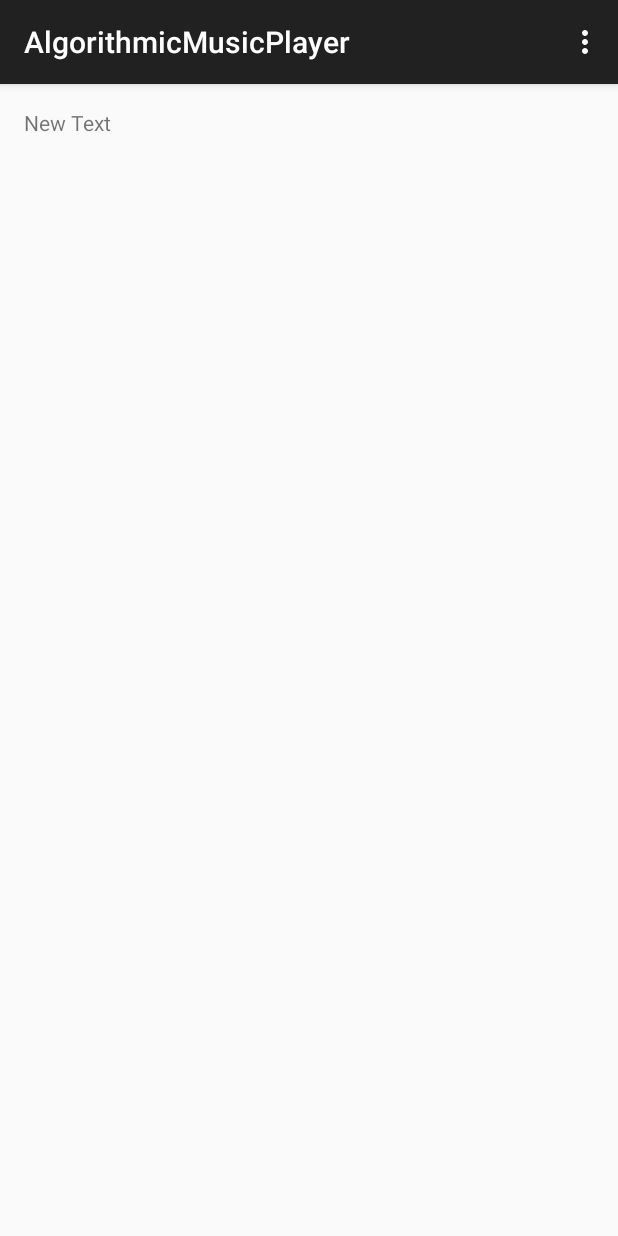
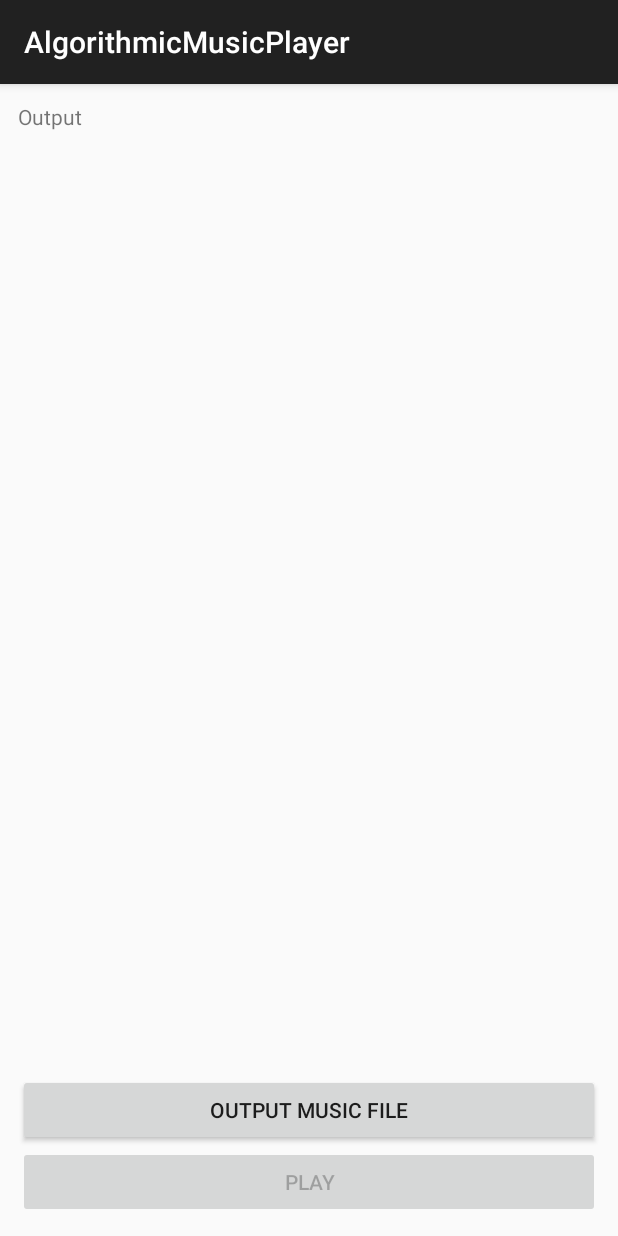
Before and after one commit to ziad-halabi9/AlgorithmicMusicPlayer, an Android app: the screen it shows after launch (MainActivity), on a phone screen of 412 x 824 dp. Run offline under Robolectric (Android 15) with nearby library versions, the phone set to English and light mode, and no system bars; libraries missing offline, so code that uses them is left out: nl.bravobit.ffmpeg; 1 statement that could not run was skipped.

Commit message:
Support for SDK 28

```diff
--- a/app/src/main/AndroidManifest.xml
+++ b/app/src/main/AndroidManifest.xml
@@ -10,7 +10,8 @@
         android:theme="@style/AppTheme" >
         <activity
             android:name=".MainActivity"
-            android:label="@string/app_name" >
+            android:label="@string/app_name"
+            android:screenOrientation="portrait">
             <intent-filter>
                 <action android:name="android.intent.action.MAIN" />
 
--- a/app/src/main/java/com/example/ziad/algorithmicmusicplayer/Instrument.java
+++ b/app/src/main/java/com/example/ziad/algorithmicmusicplayer/Instrument.java
@@ -1,53 +1,56 @@
 package com.example.ziad.algorithmicmusicplayer;
+
+import java.io.File;
 
 /**
  * Created by ziad on 22/04/15.
  */
 public class Instrument {
 
-    private String bar;
-    private String name;
-    private String path_to_notes;
-    private String path_to_list1;
-    private String path_to_list2;
-    private String[] path_to_lists = new String[2];
+    private String mBar;
+    private String mName;
+    private String mPathToNotes;
+    private String mPathToList1;
+    private String mPathToList2;
+    private String[] mPathToLists = new String[2];
 
-    public Instrument(String name){
-
-        this.name= name;
-//        path_to_list1 = "/storage/emulated/legacy/Audio/"+name+"1.txt";
- //       path_to_list2 = "/storage/emulated/legacy/Audio/"+name+"2.txt";
-  //      path_to_lists[0] = path_to_list1;
-   //     path_to_lists[1] = path_to_list2;
+    public Instrument(String name) {
+        this.mName = name;
     }
 
-    public String getBar(){
-        return bar;
+    public String getBar() {
+        return mBar;
     }
-    public String getNotesPath(){
-        return path_to_notes;
+
+    public String getNotesPath() {
+        return mPathToNotes;
     }
-    public void setBar(String bar){
-        this.bar= bar;
+
+    public void setBar(String mBar) {
+        this.mBar = mBar;
     }
-    public void setPath_to_notes(String path_to_notes){
-        this.path_to_notes =path_to_notes;
+
+    public void setPath_to_notes(String path_to_notes) {
+        this.mPathToNotes = path_to_notes + File.separator;
     }
-    public String toString(){
-        return "Bar: "+bar +"\nNotes Path: "+path_to_notes;
+
+    @Override
+    public String toString() {
+        return "Bar: " + mBar + "\nNotes Path: " + mPathToNotes;
     }
-    public String[] getPath_to_lists(){
-        return path_to_lists;
+
+    public String[] getPath_to_lists() {
+        return mPathToLists;
     }
-    public String getName(){
-        return name;
+
+    public String getName() {
+        return mName;
     }
-    public void setListsPath(String path){
-        path_to_list1 = path+name+"1.txt";
-        path_to_list2 = path+name+"2.txt";
-        path_to_lists[0] = path_to_list1;
-        path_to_lists[1] = path_to_list2;
 
-
+    public void setListsPath(String path) {
+        mPathToList1 = path + mName + "1.txt";
+        mPathToList2 = path + mName + "2.txt";
+        mPathToLists[0] = mPathToList1;
+        mPathToLists[1] = mPathToList2;
     }
 }
--- a/app/src/main/java/com/example/ziad/algorithmicmusicplayer/MainActivity.java
+++ b/app/src/main/java/com/example/ziad/algorithmicmusicplayer/MainActivity.java
@@ -1,59 +1,138 @@
 package com.example.ziad.algorithmicmusicplayer;
 
-import android.support.v7.app.ActionBarActivity;
+import android.Manifest;
+import android.content.pm.PackageManager;
+import android.media.MediaPlayer;
+import android.net.Uri;
 import android.os.Bundle;
-import android.view.Menu;
-import android.view.MenuItem;
+import android.os.Environment;
+import android.support.v4.app.ActivityCompat;
+import android.support.v4.content.ContextCompat;
+import android.support.v7.app.AppCompatActivity;
+import android.view.View;
+import android.widget.Button;
+import android.widget.ProgressBar;
 import android.widget.TextView;
 
 import java.io.File;
 
-public class MainActivity extends ActionBarActivity {
+import nl.bravobit.ffmpeg.FFmpeg;
+
+public class MainActivity extends AppCompatActivity implements View.OnClickListener {
+
+    private static final int PERMISSION_REQUEST_CODE = 5;
+
+    /**
+     * Set the directory of the piano notes downloaded
+     */
+    private File mPianoNotesDir = new File(Environment.getExternalStorageDirectory(), "Download");
+
+    /**
+     * Set the out file of the generated music
+     */
+    private File mOutputFile = new File(Environment.getExternalStorageDirectory(), "song.wav");
+
+    private MediaPlayer mMediaPlayer;
+
+    private Button mOutputButton, mPlayButton;
+    private TextView mMessageTextView;
+    private ProgressBar mProgressBar;
 
     @Override
     protected void onCreate(Bundle savedInstanceState) {
         super.onCreate(savedInstanceState);
         setContentView(R.layout.activity_main);
 
-        String path_piano_notes = "/storage/emulated/legacy/Audio/pianonotes/";
+        mOutputButton = findViewById(R.id.bt_output);
+        mPlayButton = findViewById(R.id.bt_play);
+        mMessageTextView = findViewById(R.id.tv_message);
+        mProgressBar = findViewById(R.id.progress_bar);
+        mOutputButton.setOnClickListener(this);
+        mPlayButton.setOnClickListener(this);
 
-        Instrument piano_right = new Instrument("piano_right");
-        piano_right.setPath_to_notes(path_piano_notes);
-        piano_right.setBar("A5i C6i D6h rq A6i C6i G6i F6i E6i A5i D6i C6i A5i C6i D6h rq A6i C6i G6i F6i E6i A5i D6i C6i A5i C6i D6i A5i C6i D6i C6i A5i A6i C6i G6i F6i E6i A5i D6i C6i D5i F5i A5i F5i A5i D6i A5i D6i F6i D6i F6i D7w");
+        if (FFmpeg.getInstance(this).isSupported()) {
+            // ffmpeg is supported
+            mMessageTextView.setText("FFMPEG is supported");
+        } else {
+            // ffmpeg is not supported
+            mMessageTextView.setText("FFMPEG is NOT supported :(");
+        }
 
-        Instrument piano_left = new Instrument("piano_left");
-        piano_left.setBar("D4w F4h C4h D4w A#3h A3h D4w F4h C4h D4w");
-        piano_left.setPath_to_notes(path_piano_notes);
+        if (ContextCompat.checkSelfPermission(this, Manifest.permission.WRITE_EXTERNAL_STORAGE)
+                != PackageManager.PERMISSION_GRANTED) {
+            ActivityCompat.requestPermissions(this,
+                    new String[]{Manifest.permission.WRITE_EXTERNAL_STORAGE},
+                    PERMISSION_REQUEST_CODE);
 
-        Player p = new Player(this.getApplicationContext());
-        p.addInstrument(piano_right);
-        p.addInstrument(piano_left);
+        } else {
+            mOutputButton.setEnabled(true);
+        }
 
-        //Create a Wav File of the song
-        p.produceMusic("/storage/emulated/legacy/Audio/song.wav");
+    }
 
+    @Override
+    public void onRequestPermissionsResult(int requestCode,
+                                           String permissions[], int[] grantResults) {
+        switch (requestCode) {
+            case PERMISSION_REQUEST_CODE: {
+                if (grantResults.length > 0
+                        && grantResults[0] == PackageManager.PERMISSION_GRANTED) {
+                    mOutputButton.setEnabled(true);
+                } else {
+                    mMessageTextView.setText("Write External Permission is required in order to save the output music file");
+                }
+            }
+        }
     }
 
 
     @Override
-    public boolean onCreateOptionsMenu(Menu menu) {
-        // Inflate the menu; this adds items to the action bar if it is present.
-        getMenuInflater().inflate(R.menu.menu_main, menu);
-        return true;
+    public void onClick(View view) {
+        switch (view.getId()) {
+            case R.id.bt_output:
+                outputMusicFile();
+                break;
+            case R.id.bt_play:
+                playMusicFile();
+                break;
+        }
     }
 
-    @Override
-    public boolean onOptionsItemSelected(MenuItem item) {
-        // Handle action bar item clicks here. The action bar will
-        // automatically handle clicks on the Home/Up button, so long
-        // as you specify a parent activity in AndroidManifest.xml.
-        int id = item.getItemId();
+    private void outputMusicFile() {
+        mProgressBar.setVisibility(View.VISIBLE);
 
-        //noinspection SimplifiableIfStatement
-        if (id == R.id.action_settings) {
-            return true;
+        Instrument piano_right = new Instrument("piano_right");
+        piano_right.setPath_to_notes(mPianoNotesDir.getAbsolutePath());
+        piano_right.setBar("A5i C6i D6h rq A6i C6i G6i F6i E6i A5i D6i C6i A5i C6i D6h rq A6i C6i G6i F6i E6i A5i D6i C6i A5i C6i D6i A5i C6i D6i C6i A5i A6i C6i G6i F6i E6i A5i D6i C6i D5i F5i A5i F5i A5i D6i A5i D6i F6i D6i F6i D7w");
+
+        Instrument piano_left = new Instrument("piano_left");
+        piano_left.setBar("D4w F4h C4h D4w A#3h A3h D4w F4h C4h D4w Rw");
+        piano_left.setPath_to_notes(mPianoNotesDir.getAbsolutePath());
+
+        Player p = new Player(this.getApplicationContext());
+        p.addInstrument(piano_left);
+        p.addInstrument(piano_right);
+
+        p.produceMusic(mOutputFile.getAbsolutePath(), new MusicGeneratingCallback() {
+            @Override
+            public void onError(String message) {
+                mProgressBar.setVisibility(View.GONE);
+                mMessageTextView.setText("Error: " + message);
+            }
+
+            @Override
+            public void onSuccess(String message) {
+                mProgressBar.setVisibility(View.GONE);
+                mMessageTextView.setText("Music file is generated successfully\n" + mOutputFile.getAbsoluteFile());
+                mPlayButton.setEnabled(true);
+            }
+        });
+    }
+
+    private void playMusicFile() {
+        if (mMediaPlayer == null) {
+            mMediaPlayer = MediaPlayer.create(this, Uri.parse(mOutputFile.getAbsolutePath()));
         }
-
-        return super.onOptionsItemSelected(item);
+        mMediaPlayer.start();
     }
 }
--- /dev/null
+++ b/app/src/main/java/com/example/ziad/algorithmicmusicplayer/MusicGeneratingCallback.java
@@ -0,0 +1,8 @@
+package com.example.ziad.algorithmicmusicplayer;
+
+public interface MusicGeneratingCallback {
+
+    void onError(String message);
+
+    void onSuccess(String message);
+}
--- a/app/src/main/java/com/example/ziad/algorithmicmusicplayer/Player.java
+++ b/app/src/main/java/com/example/ziad/algorithmicmusicplayer/Player.java
@@ -1,66 +1,112 @@
 package com.example.ziad.algorithmicmusicplayer;
+
 import android.content.Context;
-
-import com.github.hiteshsondhi88.libffmpeg.ExecuteBinaryResponseHandler;
-import com.github.hiteshsondhi88.libffmpeg.FFmpeg;
-import com.github.hiteshsondhi88.libffmpeg.LoadBinaryResponseHandler;
-import com.github.hiteshsondhi88.libffmpeg.exceptions.FFmpegCommandAlreadyRunningException;
-import com.github.hiteshsondhi88.libffmpeg.exceptions.FFmpegNotSupportedException;
 
 import java.io.File;
 import java.io.FileNotFoundException;
-import java.io.IOException;
 import java.io.PrintWriter;
 import java.util.ArrayList;
+import java.util.concurrent.ConcurrentLinkedQueue;
+
+import nl.bravobit.ffmpeg.ExecuteBinaryResponseHandler;
+import nl.bravobit.ffmpeg.FFmpeg;
 
 /**
  * Created by ziad on 22/04/15.
  */
 public class Player {
 
-    private Context context;
-    private FFmpeg ffmpeg;
-    private ArrayList<Instrument> instruments = new ArrayList<Instrument>();
+    private Context mContext;
+    private FFmpeg mFFmpeg;
+    private ArrayList<Instrument> mInstruments = new ArrayList<Instrument>();
 
-    public Player(Context context){
-        this.context = context;
+    public Player(Context context) {
+        this.mContext = context;
         setupFFmpeg();
     }
 
-    public void addInstrument(Instrument instrument){
-        if(instrument!=null) instruments.add(instrument);
+    public void addInstrument(Instrument instrument) {
+        if (instrument != null) mInstruments.add(instrument);
     }
 
-    public ArrayList<Instrument> getInstruments(){
-        return instruments;
+    public ArrayList<Instrument> getInstruments() {
+        return mInstruments;
     }
 
-    public String produceMusic(String path_output){
-        if(path_output==null || path_output.isEmpty() ) return "Invalid Path";
-        if(instruments.isEmpty()) return "No instruments are added";
+    public void produceMusic(String path_output, MusicGeneratingCallback callback) {
+        if (path_output == null || path_output.isEmpty()) {
+            if (callback != null) {
+                callback.onError("Invalid Path");
+            }
+            return;
+        }
+        if (mInstruments.isEmpty()) {
+            if (callback != null) {
+                callback.onError("No mInstruments are added");
+            }
+            return;
+        }
 
-        //Create temporary Wav files for each instrument
-        String[] temp_output_file_path = new String[instruments.size()];
-        for(int i=0; i<instruments.size();i++){
-            String temp = context.getCacheDir()+"temp"+i+".wav";
+        ConcurrentLinkedQueue<String> commands = new ConcurrentLinkedQueue<>();
+        String[] temp_output_file_path = new String[mInstruments.size()];
+        for (int i = 0; i < mInstruments.size(); i++) {
+            String temp = mContext.getCacheDir() + File.separator + "temp" + i + ".wav";
             temp_output_file_path[i] = temp;
-            create_instrument_wav_file(instruments.get(i), temp);
+            commands.addAll(getCreateInstrumentWavFileCmd(mInstruments.get(i), temp));
         }
-        //Merge All the temporary Wav files
-        merge_wave_files(temp_output_file_path,path_output);
 
-        //Clear temporary files
-        CacheManager.trimCache(context);
-        return "Done";
+        String cmdMergeAll = getMergeWavFiles(temp_output_file_path, path_output);
+        commands.add(cmdMergeAll);
+
+        executeAllCmds(commands, callback);
     }
-    private void create_instrument_wav_file(Instrument instrument, String output_file_path){
+
+    private void executeAllCmds(final ConcurrentLinkedQueue<String> cmds, final MusicGeneratingCallback callback) {
+        final ExecuteBinaryResponseHandler listener = new ExecuteBinaryResponseHandler() {
+            @Override
+            public void onStart() {
+            }
+
+            @Override
+            public void onProgress(String message) {
+            }
+
+            @Override
+            public void onFailure(String message) {
+                if (callback != null) {
+                    callback.onError(message);
+                }
+            }
+
+            @Override
+            public void onSuccess(String message) {
+                if (!cmds.isEmpty()) {
+                    ffmpegCmd(cmds.poll(), this);
+                } else {
+                    if (callback != null) {
+                        callback.onSuccess(message);
+                    }
+                    //clear temporary files
+                    CacheManager.trimCache(mContext);
+                }
+            }
+
+            @Override
+            public void onFinish() {
+            }
+        };
+        ffmpegCmd(cmds.poll(), listener);
+    }
+
+    private ArrayList<String> getCreateInstrumentWavFileCmd(Instrument instrument, String output_file_path) {
         //Create temporary List files
-        instrument.setListsPath(context.getCacheDir()+"");
+        instrument.setListsPath(mContext.getCacheDir().getAbsolutePath() + File.separator);
 
         //Create 2 temporary Wav files
-        String f1 = context.getCacheDir()+instrument.getName()+"temp1.wav";
-        String f2 = context.getCacheDir()+instrument.getName()+"temp2.wav";
-        String[] temp_files = {f1,f2};
+        String f1 = mContext.getCacheDir() + File.separator + "temp1" + instrument.getName() + ".wav";
+        String f2 = mContext.getCacheDir() + File.separator + "temp2" + instrument.getName() + ".wav";
+
+        String[] temp_files = {f1, f2};
 
         String bar = instrument.getBar();
         String path_to_notes = instrument.getNotesPath();
@@ -69,120 +115,82 @@ public class Player {
         String[] s2 = s1.split("--");
 
         printMusicalStringIntoFile(s2[0], path_to_notes, path_lists[0]);
-        concatenate_wave_files(path_lists[0], f1);
         printMusicalStringIntoFile(s2[1], path_to_notes, path_lists[1]);
-        concatenate_wave_files(path_lists[1], f2);
 
-        merge_wave_files(temp_files,output_file_path);
+        String cmdConcat1 = getConcatenateWavFilesCmnd(path_lists[0], f1);
+        String cmdConcat2 = getConcatenateWavFilesCmnd(path_lists[1], f2);
+        String cmdMerge = getMergeWavFiles(temp_files, output_file_path);
+
+        ArrayList<String> cmds = new ArrayList<>();
+        cmds.add(cmdConcat1);
+        cmds.add(cmdConcat2);
+        cmds.add(cmdMerge);
+        return cmds;
     }
 
-    private String printMusicalStringIntoFile(String bar, String path_to_notes ,String path_list){
+    private void printMusicalStringIntoFile(String bar, String path_to_notes, String path_list) {
         PrintWriter out = null;
         try {
             out = new PrintWriter(path_list);
+            String[] notes = bar.split(" ");
+            for (int i = 0; i < notes.length; i++) {
+                out.println("file '" + path_to_notes + notes[i] + ".wav'");
+            }
         } catch (FileNotFoundException e) {
             // TODO Auto-generated catch block
             e.printStackTrace();
+        } finally {
+            out.flush();
+            out.close();
         }
-        String[] notes = bar.split(" ");
-        String temp="";
-        for(int i=0;i<notes.length;i++){
-            out.println("file '"+path_to_notes+notes[i]+".wav'");
-        }
-        out.flush();
-        out.close();
-        return temp;
     }
 
 
-    private String splitBar(String bar){
-        String temp1="";
-        String temp2="";
+    private String splitBar(String bar) {
+        String temp1 = "";
+        String temp2 = "";
         String[] notes = bar.split(" ");
 
-        for(int i=0; i<notes.length;i++){
-            if(i%2==0){
-                if(i==notes.length-1) temp1 +=notes[i];
-                else temp1+=notes[i]+" r"+notes[i+1].charAt(notes[i+1].length()-1)+" ";
-            }else{
-                if(i==notes.length-1) temp2 +=notes[i];
-                else temp2+=notes[i]+" r"+notes[i+1].charAt(notes[i+1].length()-1)+" ";
+        for (int i = 0; i < notes.length; i++) {
+            if (i % 2 == 0) {
+                if (i == notes.length - 1) temp1 += notes[i];
+                else
+                    temp1 += notes[i] + " r" + notes[i + 1].charAt(notes[i + 1].length() - 1) + " ";
+            } else {
+                if (i == notes.length - 1) temp2 += notes[i];
+                else
+                    temp2 += notes[i] + " r" + notes[i + 1].charAt(notes[i + 1].length() - 1) + " ";
             }
         }
         //add first rest note
-        temp2= "r"+notes[0].charAt(notes[0].length()-1)+" "+temp2;
-        return temp1 + "--"+ temp2;
-    }
-    private void concatenate_wave_files(String path_list, String output_path){
-        String cmd_notes = "-f concat -i "+path_list+" -y "+output_path;
-        ffmpegCmd(cmd_notes);
+        temp2 = "r" + notes[0].charAt(notes[0].length() - 1) + " " + temp2;
+        return temp1 + "--" + temp2;
     }
 
-    private void merge_wave_files(String[] files, String output_path){
-        String temp = "";
+    private String getConcatenateWavFilesCmnd(String path_list, String output_path) {
+        return "-f concat -safe 0 -i " + path_list + " -y " + output_path;
+    }
+
+    private String getMergeWavFiles(String[] files, String output_path) {
+        StringBuilder temp = new StringBuilder();
         int num_files = files.length;
-        for(int i=0; i<files.length;i++){
-            temp+="-i "+files[i]+" ";
+        for (int i = 0; i < files.length; i++) {
+            temp.append("-i ").append(files[i]).append(" ");
         }
-        String cmd_merge= temp+" -filter_complex amix=inputs="+num_files+":duration=first:dropout_transition=3 -y "+output_path;
-        ffmpegCmd(cmd_merge);
+        return temp.append("-filter_complex amix=inputs=")
+                .append(num_files)
+                .append(":duration=first:dropout_transition=3 -y ")
+                .append(output_path)
+                .toString();
     }
 
 
-    private void ffmpegCmd(String cmd) {
-        ffmpeg = FFmpeg.getInstance(context);
-        try {
-            // to execute "ffmpeg -version" command you just need to pass "-version"
-            ffmpeg.execute(cmd, new ExecuteBinaryResponseHandler() {
-
-                @Override
-                public void onStart() {
-                }
-
-                @Override
-                public void onProgress(String message) {
-                }
-
-                @Override
-                public void onFailure(String message) {
-
-                }
-
-                @Override
-                public void onSuccess(String message) {
-                }
-
-                @Override
-                public void onFinish() {
-
-                }
-            });
-        } catch (FFmpegCommandAlreadyRunningException e) {
-            // Handle if FFmpeg is already running
-
-        }
-
-    }
-    private void setupFFmpeg(){
-        ffmpeg = FFmpeg.getInstance(context);
-        try {
-            ffmpeg.loadBinary(new LoadBinaryResponseHandler() {
-
-                @Override
-                public void onStart() {}
-
-                @Override
-                public void onFailure() {}
-
-                @Override
-                public void onSuccess() {}
-
-                @Override
-                public void onFinish() {}
-            });
-        } catch (FFmpegNotSupportedException e) {
-            // Handle if FFmpeg is not supported by device
-        }
+    private void ffmpegCmd(final String cmd, ExecuteBinaryResponseHandler listener) {
+        mFFmpeg = FFmpeg.getInstance(mContext);
+        mFFmpeg.execute(cmd.split(" "), listener);
     }
 
+    private void setupFFmpeg() {
+        mFFmpeg = FFmpeg.getInstance(mContext);
+    }
 }
--- a/app/src/main/res/layout/activity_main.xml
+++ b/app/src/main/res/layout/activity_main.xml
@@ -1,15 +1,46 @@
 <RelativeLayout xmlns:android="http://schemas.android.com/apk/res/android"
-    xmlns:tools="http://schemas.android.com/tools" android:layout_width="match_parent"
-    android:layout_height="match_parent" android:paddingLeft="@dimen/activity_horizontal_margin"
+    xmlns:tools="http://schemas.android.com/tools"
+    android:layout_width="match_parent"
+    android:layout_height="match_parent"
+    android:paddingLeft="@dimen/activity_horizontal_margin"
+    android:paddingTop="@dimen/activity_vertical_margin"
     android:paddingRight="@dimen/activity_horizontal_margin"
-    android:paddingTop="@dimen/activity_vertical_margin"
-    android:paddingBottom="@dimen/activity_vertical_margin" tools:context=".MainActivity">
+    android:paddingBottom="@dimen/activity_vertical_margin"
+    tools:context=".MainActivity">
 
-    <TextView
-        android:layout_width="wrap_content"
+
+    <ScrollView
+        android:layout_width="match_parent"
+        android:layout_height="match_parent"
+        android:layout_above="@+id/bt_output">
+
+        <TextView
+            android:id="@+id/tv_message"
+            android:layout_width="match_parent"
+            android:layout_height="wrap_content"
+            android:text="Output" />
+    </ScrollView>
+
+    <Button
+        android:id="@+id/bt_output"
+        android:layout_width="match_parent"
         android:layout_height="wrap_content"
-        android:text="New Text"
-        android:id="@+id/textView"
-        android:layout_alignParentTop="true"
-        android:layout_alignParentStart="true" />
+        android:layout_above="@+id/bt_play"
+        android:enabled="false"
+        android:text="Output Music File" />
+
+    <Button
+        android:id="@+id/bt_play"
+        android:layout_width="match_parent"
+        android:layout_height="wrap_content"
+        android:layout_alignParentBottom="true"
+        android:enabled="false"
+        android:text="PLAY" />
+
+    <ProgressBar
+        android:id="@+id/progress_bar"
+        android:layout_width="48dp"
+        android:layout_height="48dp"
+        android:layout_centerInParent="true"
+        android:visibility="gone" />
 </RelativeLayout>
--- a/app/src/main/res/values/dimens.xml
+++ b/app/src/main/res/values/dimens.xml
@@ -1,5 +1,5 @@
 <resources>
     <!-- Default screen margins, per the Android Design guidelines. -->
-    <dimen name="activity_horizontal_margin">16dp</dimen>
-    <dimen name="activity_vertical_margin">16dp</dimen>
+    <dimen name="activity_horizontal_margin">12dp</dimen>
+    <dimen name="activity_vertical_margin">12dp</dimen>
 </resources>
```
Also changed, not shown: app/build.gradle (+5 -6 lines), build.gradle (+9 -1 lines), gradle/wrapper/gradle-wrapper.properties, 2 other files.
